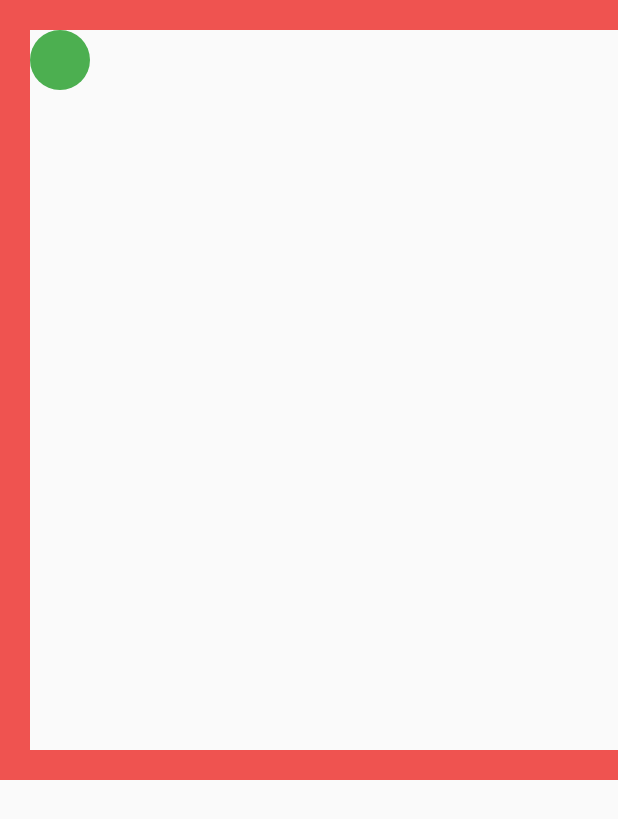
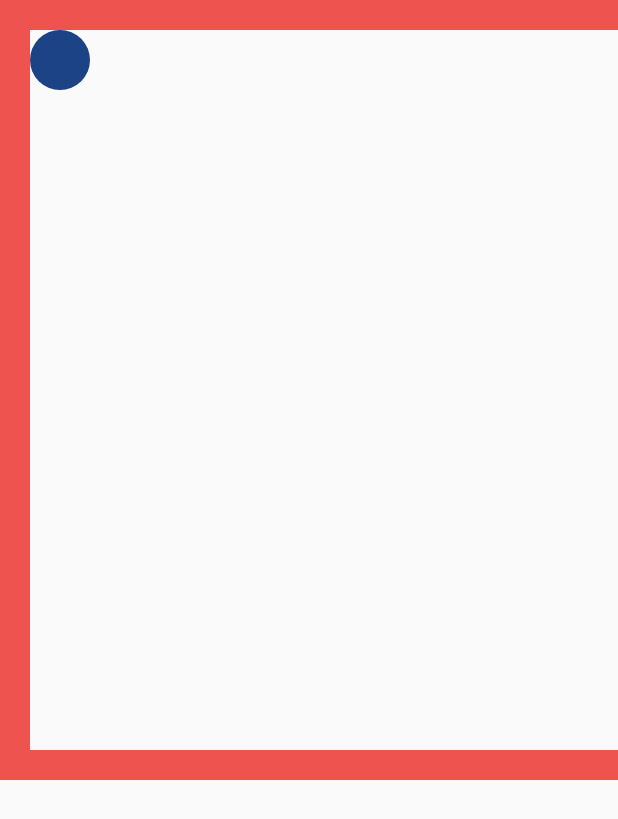
Before and after one commit to ssoumaille/synchronous_position_cercle, a Flutter app: the screen it shows after launch, on a phone screen of 412 x 824 dp. Shown: the top 819 px of the screen. Run offline on Flutter 3.47's test engine with Material 2 defaults, Android fonts, the light colour scheme and no system bars; our stand-ins replace cloud_firestore, firebase_core, flutter_riverpod, freezed_annotation, rxdart; accounts and stored records are empty; generated files the repository leaves out were written again.

Commit message:
circle movements in a box

```diff
--- a/lib/main.dart
+++ b/lib/main.dart
@@ -19,7 +19,7 @@ void main() async {
       .doc(idCircle).get();
   myCircle = Circle(id: idCircle, x: document.data()!['x'], y:document.data()!['y'], color:document.data()!['color']);
 
-  throttler.throttleTime(const Duration(seconds: 1)).forEach((element) {
+  throttler.throttleTime(const Duration(milliseconds: 100)).forEach((element) {
     element();
   });
 
@@ -54,7 +54,7 @@ final firestoreSCircleProvider = StreamProvider<List<Circle>>((ref) => FirebaseF
     return rs;
 }));
 
-final idCircle = '123456788';//'''${Random().nextInt(9999999)}';
+final idCircle = '1234588';//'''${Random().nextInt(9999999)}';
 
 class MyApp extends StatelessWidget {
   const MyApp({super.key});
@@ -187,8 +187,8 @@ class MyDraggableCircle extends ConsumerWidget {
       top: ref.watch(offsetProvider).dy,
       left: ref.watch(offsetProvider).dx,
       child: Draggable(
-        feedback: _buildCircle(Color.fromRGBO(0, 0, 0, 0)),
-        childWhenDragging: _buildCircle(Colors.red.shade50),
+        feedback: _buildCircle(const Color.fromRGBO(0, 0, 0, 0)),
+        childWhenDragging: _buildCircle(randomColor.withOpacity(0.5)),
         onDragUpdate: (details) {
           Offset position = _limitingMovementToWindowOnly(details.localPosition);
           throttler.add(updatePositionFirestore);
@@ -196,6 +196,6 @@ class MyDraggableCircle extends ConsumerWidget {
         },
         // onDraggableCanceled: (_,Offset offset){
         // },
-        child: _buildCircle(Colors.green),
+        child: _buildCircle(randomColor),
     ));
 }
```
